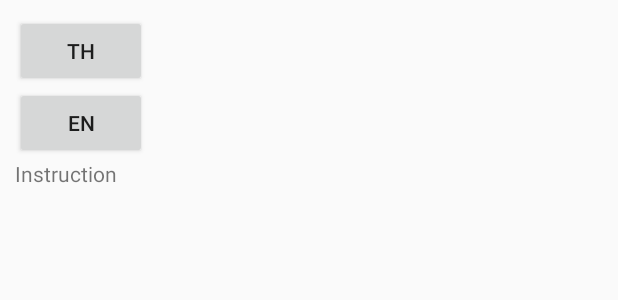
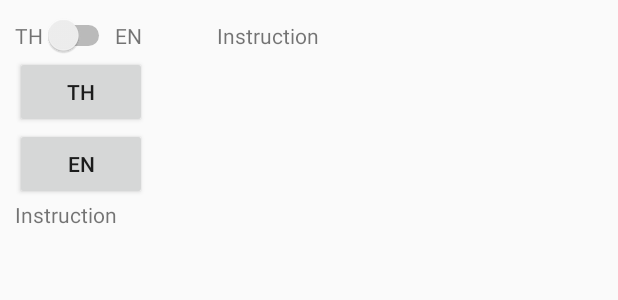
Before and after one commit to arnon010/KKMiniBus, an Android app: the layout activity_language.xml on its own in the app's theme, with its tools: preview values and no code run, on a phone screen of 412 x 824 dp. Shown: the top 300 px of the screen. Run offline under Robolectric (Android 15) with nearby library versions, the phone set to English and light mode, and no system bars.

Commit message:
Transalete complete

```diff
--- a/app/src/main/java/com/app/arnont/kkminibus/LanguageActivity.java
+++ b/app/src/main/java/com/app/arnont/kkminibus/LanguageActivity.java
@@ -26,12 +26,13 @@ public class LanguageActivity extends LocalizationActivity implements View.OnCli
         btn_th.setOnClickListener(this);
         btn_en.setOnClickListener(this);
 
-//        switchLanguageMode();
+        switchLanguageMode();
     }
 
 
 
     private void switchLanguageMode() {
+        switchLanguage = findViewById(R.id.switchLanguage);
         if (switchLanguage != null) {
         switchLanguage.setOnCheckedChangeListener(new CompoundButton.OnCheckedChangeListener() {
             @Override
--- a/app/src/main/java/com/app/arnont/kkminibus/activity/MainActivity.java
+++ b/app/src/main/java/com/app/arnont/kkminibus/activity/MainActivity.java
@@ -165,7 +165,6 @@ public class MainActivity extends LocalizationActivity
             overridePendingTransition(R.anim.push_in, R.anim.push_in_exit);
         } else if (id == R.id.nav_share) {
             overridePendingTransition(R.anim.push_in, R.anim.push_in_exit);
-            startActivity(new Intent(this, MapsDetailActivity.class));
         } else if (id == R.id.nav_send) {
 
         }
--- a/app/src/main/res/layout/activity_language.xml
+++ b/app/src/main/res/layout/activity_language.xml
@@ -12,19 +12,17 @@
 
     <LinearLayout
         android:layout_width="match_parent"
-        android:layout_height="match_parent"
-        android:orientation="horizontal"
-        android:visibility="gone">
+        android:layout_height="wrap_content"
+        android:orientation="horizontal">
 
         <TextView
             android:layout_width="wrap_content"
             android:layout_height="wrap_content"
-            android:text="TH"/>
+            android:text="@string/th"/>
         <Switch
-            android:layout_width="wrap_content"
-            android:layout_height="wrap_content"
-            android:id="@+id/switchLanguage"
-            android:textSize="30sp"/>
+        android:layout_width="wrap_content"
+        android:layout_height="wrap_content"
+        android:id="@+id/switchLanguage"/>
         <TextView
             android:layout_width="wrap_content"
             android:layout_height="wrap_content"
@@ -65,4 +63,6 @@
 
 
 
+
+
 </LinearLayout>
```
